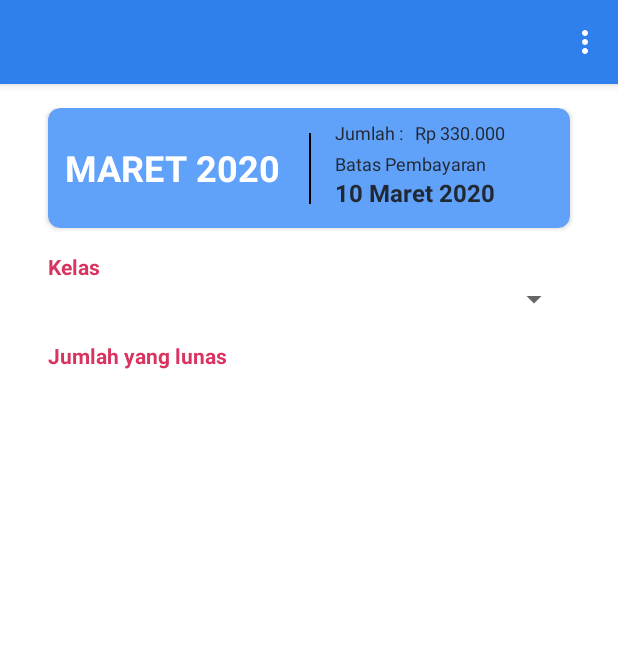
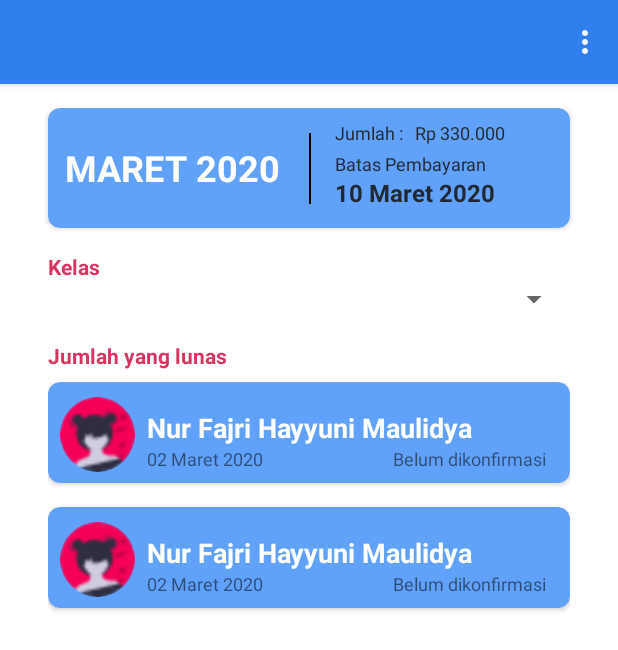
Before and after one commit to alifandartaa/KiddleApp, an Android app: the DetailSppActivity screen opened directly, with no data from a screen before it, on a phone screen of 412 x 824 dp. Shown: the top 650 px of the screen. Run offline under Robolectric (Android 15) with nearby library versions, the phone set to English and light mode, and no system bars; our stand-ins replace CircleImageView.

Commit message:
tambah model pojo untuk nampilin item list

```diff
--- a/app/src/main/java/com/example/kiddleapp/Spp/DetailSppActivity.kt
+++ b/app/src/main/java/com/example/kiddleapp/Spp/DetailSppActivity.kt
@@ -5,7 +5,10 @@ import android.os.Bundle
 import android.view.Menu
 import android.view.MenuItem
 import androidx.appcompat.app.AppCompatActivity
+import androidx.recyclerview.widget.LinearLayoutManager
 import com.example.kiddleapp.R
+import com.example.kiddleapp.Spp.adapter.DetailSppAdapter
+import com.example.kiddleapp.Spp.model.ItemBayarSpp
 import kotlinx.android.synthetic.main.activity_detail_spp.*
 
 class DetailSppActivity : AppCompatActivity() {
@@ -14,10 +17,34 @@ class DetailSppActivity : AppCompatActivity() {
         setContentView(R.layout.activity_detail_spp)
         supportActionBar!!.setDisplayShowTitleEnabled(false)
 
-        tv_test_to_konfirm.setOnClickListener {
-            val intent = Intent(this@DetailSppActivity, KonfirmSppActivity::class.java)
-            startActivity(intent)
-        }
+        val list = ArrayList<ItemBayarSpp>()
+
+        val test = ItemBayarSpp(
+            "Nur Fajri Hayyuni Maulidya",
+            "02 Maret 2020",
+            "Belum dikonfirmasi",
+            R.drawable.female_avatar
+        )
+        val test2 = ItemBayarSpp(
+            "Nur Fajri Hayyuni Maulidya",
+            "02 Maret 2020",
+            "Belum dikonfirmasi",
+            R.drawable.female_avatar
+        )
+        list.add(test)
+        list.add(test2)
+        rv_detail_spp.layoutManager = LinearLayoutManager(this)
+        val adapter = DetailSppAdapter()
+        adapter.notifyDataSetChanged()
+        adapter.addItemToList(list)
+        rv_detail_spp.adapter = adapter
+
+        adapter.setOnItemClickCallback(object : DetailSppAdapter.onClickCallback {
+            override fun onItemClick(data: ItemBayarSpp) {
+                val intent = Intent(this@DetailSppActivity, KonfirmSppActivity::class.java)
+                startActivity(intent)
+            }
+        })
     }
 
     override fun onCreateOptionsMenu(menu: Menu?): Boolean {
--- /dev/null
+++ b/app/src/main/java/com/example/kiddleapp/Spp/adapter/DetailSppAdapter.kt
@@ -0,0 +1,56 @@
+package com.example.kiddleapp.Spp.adapter
+
+import android.view.LayoutInflater
+import android.view.View
+import android.view.ViewGroup
+import androidx.recyclerview.widget.RecyclerView
+import com.example.kiddleapp.R
+import com.example.kiddleapp.Spp.model.ItemBayarSpp
+import kotlinx.android.synthetic.main.item_detail_spp.view.*
+
+class DetailSppAdapter : RecyclerView.Adapter<DetailSppAdapter.DetailSppViewHolder>() {
+    private lateinit var onItemClickCallback: onClickCallback
+    var listItem = ArrayList<ItemBayarSpp>()
+
+    class DetailSppViewHolder(itemView: View) : RecyclerView.ViewHolder(itemView) {
+        fun bind(itemBayarSpp: ItemBayarSpp) {
+            with(itemView) {
+                civ_murid_spplunas.setImageResource(itemBayarSpp.photo!!)
+                tv_nama_murid_lunas.text = itemBayarSpp.namaMurid
+                tv_tanggallunas_murid.text = itemBayarSpp.tanggalBayar
+                tv_konfirmlunas_murid.text = itemBayarSpp.konfirmasi
+            }
+        }
+
+    }
+
+    fun addItemToList(list: ArrayList<ItemBayarSpp>) {
+        listItem.clear()
+        listItem.addAll(list)
+    }
+
+    fun setOnItemClickCallback(onItemClickCallback: onClickCallback) {
+        this.onItemClickCallback = onItemClickCallback
+    }
+
+    override fun onCreateViewHolder(parent: ViewGroup, viewType: Int): DetailSppViewHolder {
+        var view =
+            LayoutInflater.from(parent.context).inflate(R.layout.item_detail_spp, parent, false)
+        return DetailSppViewHolder(view)
+    }
+
+    override fun getItemCount(): Int {
+        return listItem.size
+    }
+
+    override fun onBindViewHolder(holder: DetailSppViewHolder, position: Int) {
+        holder.bind(listItem[position])
+        holder.itemView.setOnClickListener {
+            onItemClickCallback.onItemClick(listItem[holder.adapterPosition])
+        }
+    }
+
+    interface onClickCallback {
+        fun onItemClick(data: ItemBayarSpp)
+    }
+}
--- /dev/null
+++ b/app/src/main/java/com/example/kiddleapp/Spp/model/ItemBayarSpp.kt
@@ -0,0 +1,8 @@
+package com.example.kiddleapp.Spp.model
+
+data class ItemBayarSpp(
+    var namaMurid: String? = null,
+    var tanggalBayar: String? = null,
+    var konfirmasi: String? = null,
+    var photo: Int? = null
+)
--- a/app/src/main/res/layout/activity_detail_spp.xml
+++ b/app/src/main/res/layout/activity_detail_spp.xml
@@ -122,6 +122,7 @@
         android:textStyle="bold" />
 
     <androidx.recyclerview.widget.RecyclerView
+        android:id="@+id/rv_detail_spp"
         android:layout_width="match_parent"
         android:layout_height="match_parent"
         android:layout_marginHorizontal="16dp"
--- a/app/src/main/res/layout/item_pembayaran_spp.xml
+++ b/app/src/main/res/layout/item_pembayaran_spp.xml
@@ -1,6 +1,7 @@
 <?xml version="1.0" encoding="utf-8"?>
 <androidx.cardview.widget.CardView xmlns:android="http://schemas.android.com/apk/res/android"
     xmlns:app="http://schemas.android.com/apk/res-auto"
+    android:id="@+id/cv_pembayaran_spp"
     android:layout_width="match_parent"
     android:layout_height="wrap_content"
     android:layout_gravity="center"
@@ -15,6 +16,7 @@
         android:orientation="vertical">
 
         <com.google.android.material.textview.MaterialTextView
+            android:id="@+id/tv_bulan_spp"
             android:layout_width="wrap_content"
             android:layout_height="wrap_content"
             android:text="@string/tanggal_spp"
@@ -23,6 +25,7 @@
             android:textStyle="bold" />
 
         <com.google.android.material.textview.MaterialTextView
+            android:id="@+id/tv_jumlahbayar_spp"
             android:layout_width="wrap_content"
             android:layout_height="wrap_content"
             android:text="@string/jumlah_spp"
--- a/app/src/main/res/values/strings.xml
+++ b/app/src/main/res/values/strings.xml
@@ -46,7 +46,7 @@
     <string name="tenggat_waktu">Tenggat waktu</string>
     <string name="pilih_tanggal_tenggat_waktu">Pilih tanggal tenggat waktu</string>
     <string name="tanggal_spp">Tanggal SPP</string>
-    <string name="jumlah_spp">jumlah spp</string>
+    <string name="jumlah_spp">Rp. </string>
     <string name="value_jumlah_pembayaran">Rp 330.000</string>
     <string name="batas_pembayaran">Batas Pembayaran</string>
     <string name="value_tanggal_detail_bayar">10 Maret 2020</string>
@@ -64,6 +64,8 @@
     <string name="value_jumlah_konfirm">Rp 330.000</string>
     <string name="status">Status</string>
     <string name="value_status_konfirm">Belum dikonfirmasi</string>
+    <string name="pembayaran_spp">Pembayaran SPP</string>
+    <string name="image_banner_spp">Image Banner SPP</string>
     <string-array name="title_fragment_onboarding">
         <item>Presensi Murid</item>
         <item>Jurnal Kegiatan</item>
```
Also changed, not shown: app/src/main/java/com/example/kiddleapp/Spp/SppFragment.kt (+25 -0 lines), app/src/main/java/com/example/kiddleapp/Spp/adapter/SppAdapter.kt (added, +54 -0 lines), app/src/main/java/com/example/kiddleapp/Spp/model/ItemSpp.kt (added, +7 -0 lines), app/src/main/res/layout/fragment_spp.xml (+4 -3 lines), app/src/main/res/drawable-v24/female_avatar.png (added).
